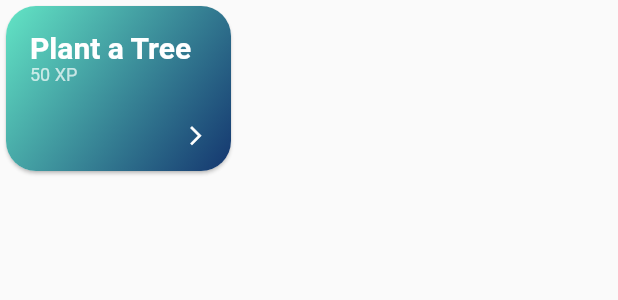
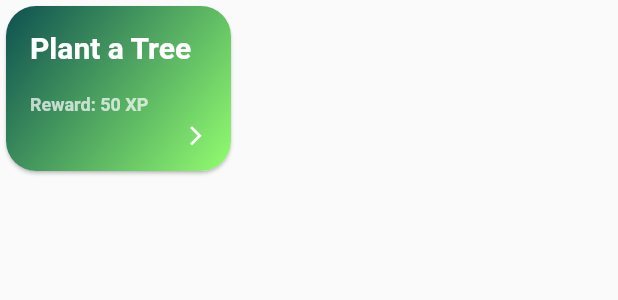
Before and after one commit to Fuzzy-Spork/Quester, a Flutter app: the MissionCard widget shown alone on an empty page, opened directly with sample values from the repository, on a phone screen of 412 x 824 dp. Shown: the top 300 px of the screen. Run offline on Flutter 3.47's test engine with Material 2 defaults, Android fonts, the phone set to English and light mode, and no system bars; our stand-ins replace flare_flutter, shared_preferences; accounts and stored records are empty; generated files the repository leaves out were written again.

```diff
--- a/lib/components/gradients.dart
+++ b/lib/components/gradients.dart
@@ -1,29 +1,38 @@
-//Color(0xFF014872), Color(0xFFD7EDE1)
-//Color(0xFFE1415F), Color(0xFF5B1A1A)
-//Color(0xFF29198F), Color(0xFFCB4398)
-//Color(0xFF38A2D7), Color(0xFF561139)
-//Color(0xFFFBC34A), Color(0xFFEBA39C)
-//Color(0xFFD14872), Color(0xFFD7EDE1)
-//Color(0xFFE21C34), Color(0xFF500B28)
-//Color(0xFF131C85), Color(0xFF8278D9)
-//Color(0xFFB51F1A), Color(0xFFF9BEF6)
-//Color(0xFF121C84), Color(0xFF8278DA)
-//Color(0xFF7200FF), Color(0xFFF000FF)
-//Color(0xFFFF0078), Color(0xFFF6EFA7)
-//Color(0xFFFD986A), Color(0xFFFFC9C9)
-//Color(0xFFFF3E9D), Color(0xFFDE1F4D)
-//Color(0xFF5D69BE), Color(0xFFC89FEB)
-//Color(0xFF00D8FF), Color(0xFF367AD8)
-//Color(0xFFDC7D4E), Color(0xFFFFDD8D)
-//Color(0xFFA9F99E), Color(0xFF46ADD5)
-//Color(0xFF0CCDA3), Color(0xFFC1FCD3)
-//Color(0xFF0D5051), Color(0xFF93FD70)
-//Color(0xFFFC210D), Color(0xFFF7CE38)
-//Color(0xFFFF3E9D), Color(0xFF0E1F4D)
-//Color(0xFF4CA9DF), Color(0xFF292E91)
-//Color(0xFF6CD0FF), Color(0xFF1C2E4C)
-//Color(0xFF63E5C5), Color(0xFF14366F)
-//Color(0xFFFFAE0D), Color(0xFFF9E866)
-//Color(0xFF23494A), Color(0xFFBFFFC7)
-//Color(0xFF576182), Color(0xFF1FC5AB)
-//Color(0xFFF03A3A), Color(0xFFDFB6A2)
+import 'dart:ui';
+
+var gradients = [
+  [Color(0xFF014872), Color(0xFFD7EDE1)],
+  [Color(0xFFF03A3A), Color(0xFFDFB6A2)],
+  [Color(0xFF576182), Color(0xFF1FC5AB)],
+  [Color(0xFF23494A), Color(0xFFBFFFC7)],
+  [Color(0xFFFFAE0D), Color(0xFFF9E866)],
+  [Color(0xFF63E5C5), Color(0xFF14366F)],
+  [Color(0xFFE1415F), Color(0xFF5B1A1A)],
+  [Color(0xFF29198F), Color(0xFFCB4398)],
+  [Color(0xFF38A2D7), Color(0xFF561139)],
+  [Color(0xFFFBC34A), Color(0xFFEBA39C)],
+  [Color(0xFFD14872), Color(0xFFD7EDE1)],
+  [Color(0xFFE21C34), Color(0xFF500B28)],
+  [Color(0xFF131C85), Color(0xFF8278D9)],
+  [Color(0xFFB51F1A), Color(0xFFF9BEF6)],
+  [Color(0xFF121C84), Color(0xFF8278DA)],
+  [Color(0xFF7200FF), Color(0xFFF000FF)],
+  [Color(0xFFFF0078), Color(0xFFF6EFA7)],
+  [Color(0xFFFD986A), Color(0xFFFFC9C9)],
+  [Color(0xFFFF3E9D), Color(0xFFDE1F4D)],
+  [Color(0xFF5D69BE), Color(0xFFC89FEB)],
+  [Color(0xFF00D8FF), Color(0xFF367AD8)],
+  [Color(0xFFDC7D4E), Color(0xFFFFDD8D)],
+  [Color(0xFFA9F99E), Color(0xFF46ADD5)],
+  [Color(0xFF0CCDA3), Color(0xFFC1FCD3)],
+  [Color(0xFF0D5051), Color(0xFF93FD70)],
+  [Color(0xFFFC210D), Color(0xFFF7CE38)],
+  [Color(0xFFFF3E9D), Color(0xFF0E1F4D)],
+  [Color(0xFF4CA9DF), Color(0xFF292E91)],
+  [Color(0xFF6CD0FF), Color(0xFF1C2E4C)],
+  [Color(0xFF63E5C5), Color(0xFF14366F)],
+  [Color(0xFFFFAE0D), Color(0xFFF9E866)],
+  [Color(0xFF23494A), Color(0xFFBFFFC7)],
+  [Color(0xFF576182), Color(0xFF1FC5AB)],
+  [Color(0xFFF03A3A), Color(0xFFDFB6A2)],
+];
--- a/lib/components/mission_card.dart
+++ b/lib/components/mission_card.dart
@@ -1,37 +1,13 @@
-
 import 'package:flutter/material.dart';
 import 'package:quester/models/mission/mission.dart';
 
 import 'bottom_sheet.dart';
-
-
+import 'gradients.dart';
 
 class MissionCard extends StatelessWidget {
   final Mission mission;
   MissionCard({this.mission});
-  final List<LinearGradient> gradients = [
-    LinearGradient(
-        begin: Alignment.topLeft,
-        end: Alignment.bottomRight,
-        colors: [Color(0xFFF03A3A), Color(0xFFDFB6A2)]),
-    LinearGradient(
-        begin: Alignment.topLeft,
-        end: Alignment.bottomRight,
-        colors: [Color(0xFF576182), Color(0xFF1FC5AB)]),
-    LinearGradient(
-        begin: Alignment.topLeft,
-        end: Alignment.bottomRight,
-        colors: [Color(0xFF23494A), Color(0xFFBFFFC7)]),
-    LinearGradient(
-        begin: Alignment.topLeft,
-        end: Alignment.bottomRight,
-        colors: [Color(0xFFFFAE0D), Color(0xFFF9E866)]),
-    LinearGradient(
-        begin: Alignment.topLeft,
-        end: Alignment.bottomRight,
-        colors: [Color(0xFF63E5C5), Color(0xFF14366F)]),
 
-  ];
   @override
   Widget build(BuildContext context) {
     return Card(
@@ -44,20 +20,24 @@ class MissionCard extends StatelessWidget {
               context: context,
               isScrollControlled: true,
               builder: (context) => SingleChildScrollView(
-                child: Container(
-                  padding: EdgeInsets.only(
-                      bottom: MediaQuery.of(context)
-                          .viewInsets
-                          .bottom),
-                  child: BottomSheet1(mission: mission,),
-                ),
-              ));
+                    child: Container(
+                      padding: EdgeInsets.only(
+                          bottom: MediaQuery.of(context).viewInsets.bottom),
+                      child: BottomSheet1(
+                        mission: mission,
+                      ),
+                    ),
+                  ));
         },
         child: Container(
           height: 110,
           width: 150,
           decoration: BoxDecoration(
-              gradient: (gradients..shuffle()).first,
+              gradient: LinearGradient(
+                begin: Alignment.topLeft,
+                end: Alignment.bottomRight,
+                colors: (gradients..shuffle()).first,
+              ),
               borderRadius: BorderRadius.circular(20)),
           child: Padding(
             padding: const EdgeInsets.all(16.0),
@@ -65,16 +45,22 @@ class MissionCard extends StatelessWidget {
               crossAxisAlignment: CrossAxisAlignment.start,
               children: [
                 Text(
-                 mission.name,
+                  mission.name,
                   style: TextStyle(
                     color: Colors.white,
                     fontSize: 20,
                     fontWeight: FontWeight.bold,
                   ),
                 ),
+                SizedBox(
+                  height: 20,
+                ),
                 Text(
-                  mission.xp.toString() + ' XP',
-                  style: TextStyle(fontSize: 12, color: Colors.white70),
+                  'Reward: ' + mission.xp.toString() + ' XP',
+                  style: TextStyle(
+                      fontSize: 12,
+                      color: Colors.white70,
+                      fontWeight: FontWeight.w600),
                 ),
                 Spacer(),
                 Row(
--- a/lib/screens/loading_screen.dart
+++ b/lib/screens/loading_screen.dart
@@ -1,6 +1,6 @@
 import 'package:flutter/material.dart';
+import 'package:quester/screens/splash_orig.dart';
 import 'dashboard.dart';
-import 'package:splashscreen/splashscreen.dart';
 
 class LoadingScreen2 extends StatefulWidget {
   @override
--- a/lib/screens/profile_setup.dart
+++ b/lib/screens/profile_setup.dart
@@ -95,7 +95,7 @@ class _ProfileSetupState extends State<ProfileSetup> {
             GestureDetector(
               onTap: () {
                 User user =
-                    User(name: name, level: 0, totalXP: 0, xpToNextLevel: 100);
+                    User(name: name, totalXP: 0, xpToNextLevel: 100);
                 prefs.saveUserInDB(user);
 
                 Navigator.push(
--- a/lib/screens/splash_screen.dart
+++ b/lib/screens/splash_screen.dart
@@ -1,6 +1,6 @@
 import 'package:flutter/material.dart';
+import 'package:quester/screens/splash_orig.dart';
 import 'dashboard.dart';
-import 'package:splashscreen/splashscreen.dart';
 
 class LoadingScreen extends StatefulWidget {
   @override
--- a/pubspec.yaml
+++ b/pubspec.yaml
@@ -20,7 +20,6 @@ dependencies:
   flare_flutter: ^2.0.3
   shared_preferences: ^0.5.7+3
   json_annotation: ^3.0.1
-  splashscreen: ^1.2.0
   provider: ^4.1.3
 
 dev_dependencies:
```
Also changed, not shown: lib/models/mission/missions.dart (+16 -15 lines), lib/screens/splash_orig.dart (added, +132 -0 lines).
